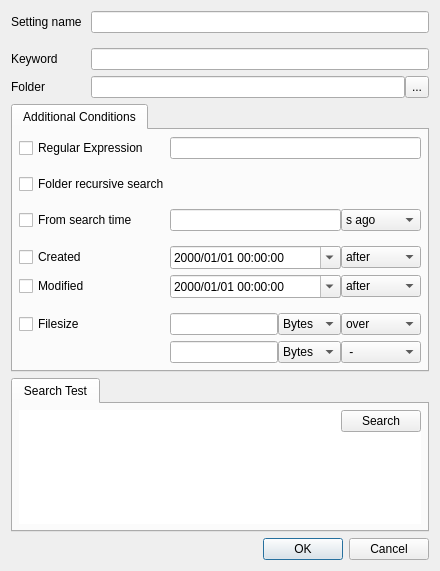
First picture: the form in src/filesearchdialog/filesearchdialog.ui, repository karakirimu/AutoBatchTools, before the edit.
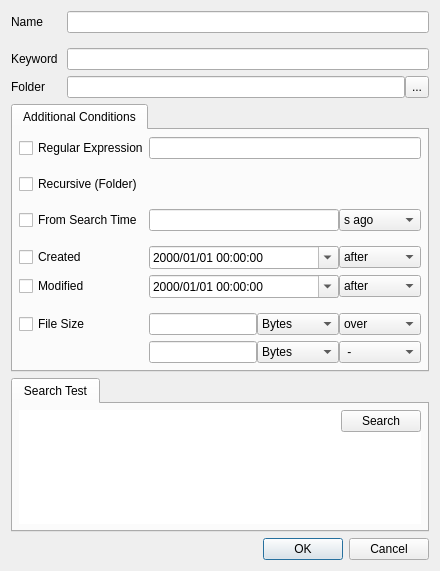
Second picture: the form after the edit. Icons and pictures are not drawn. Custom widgets are drawn as their Qt base class.

What changed in the file:
```diff
--- a/src/filesearchdialog/filesearchdialog.ui
+++ b/src/filesearchdialog/filesearchdialog.ui
@@ -110,7 +110,7 @@
       <item row="0" column="0">
        <widget class="QLabel" name="label">
         <property name="text">
-         <string>Setting name</string>
+         <string>Name</string>
         </property>
        </widget>
       </item>
@@ -217,7 +217,7 @@
          <item row="9" column="0">
           <widget class="QCheckBox" name="fsizeCheckBox">
            <property name="text">
-            <string>Filesize</string>
+            <string>File Size</string>
            </property>
           </widget>
          </item>
@@ -240,7 +240,7 @@
          <item row="2" column="0">
           <widget class="QCheckBox" name="recursiveCheckBox">
            <property name="text">
-            <string>Folder recursive search</string>
+            <string>Recursive (Folder)</string>
            </property>
           </widget>
          </item>
@@ -358,7 +358,7 @@
          <item row="4" column="0">
           <widget class="QCheckBox" name="secondsCheckBox">
            <property name="text">
-            <string>From search time</string>
+            <string>From Search Time</string>
            </property>
           </widget>
          </item>
```
Left out of the diff: 1 changed line with no effect on the pictures.
